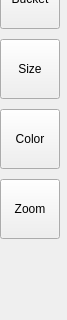
Above: toolbar.ui from BrandonWortmann/SpriteEditor before the change; both pictures show x 0 to 67 and y 411 to 731 of the 67 by 731 pixel window. Below: the same form after it.
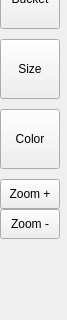
That is the form after the change.

```diff
--- a/toolbar.ui
+++ b/toolbar.ui
@@ -129,11 +129,11 @@
      <x>0</x>
      <y>590</y>
      <width>60</width>
-     <height>60</height>
+     <height>30</height>
     </rect>
    </property>
    <property name="text">
-    <string>Zoom</string>
+    <string>Zoom +</string>
    </property>
   </widget>
   <widget class="QSlider" name="pSizeSlider">
@@ -158,6 +158,19 @@
     <number>9</number>
    </property>
   </widget>
+  <widget class="QPushButton" name="zoomOutBtn">
+   <property name="geometry">
+    <rect>
+     <x>0</x>
+     <y>620</y>
+     <width>60</width>
+     <height>30</height>
+    </rect>
+   </property>
+   <property name="text">
+    <string>Zoom -</string>
+   </property>
+  </widget>
  </widget>
  <resources/>
  <connections/>
```
Left out of the diff: 2 changed lines with no effect on the pictures.
